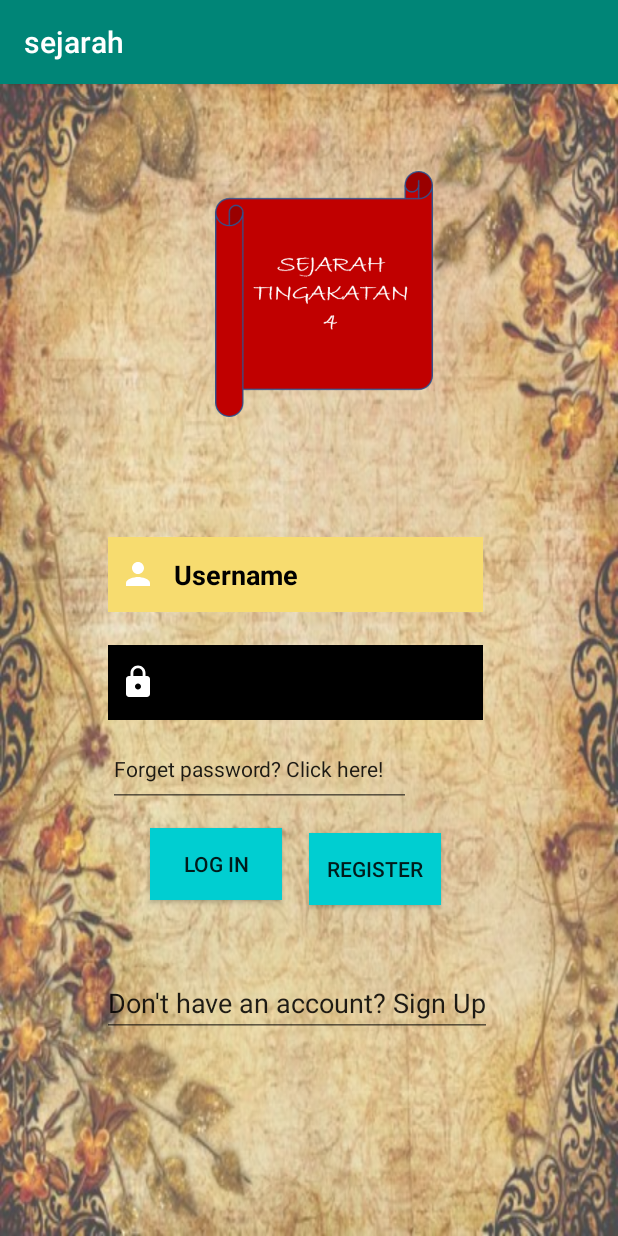
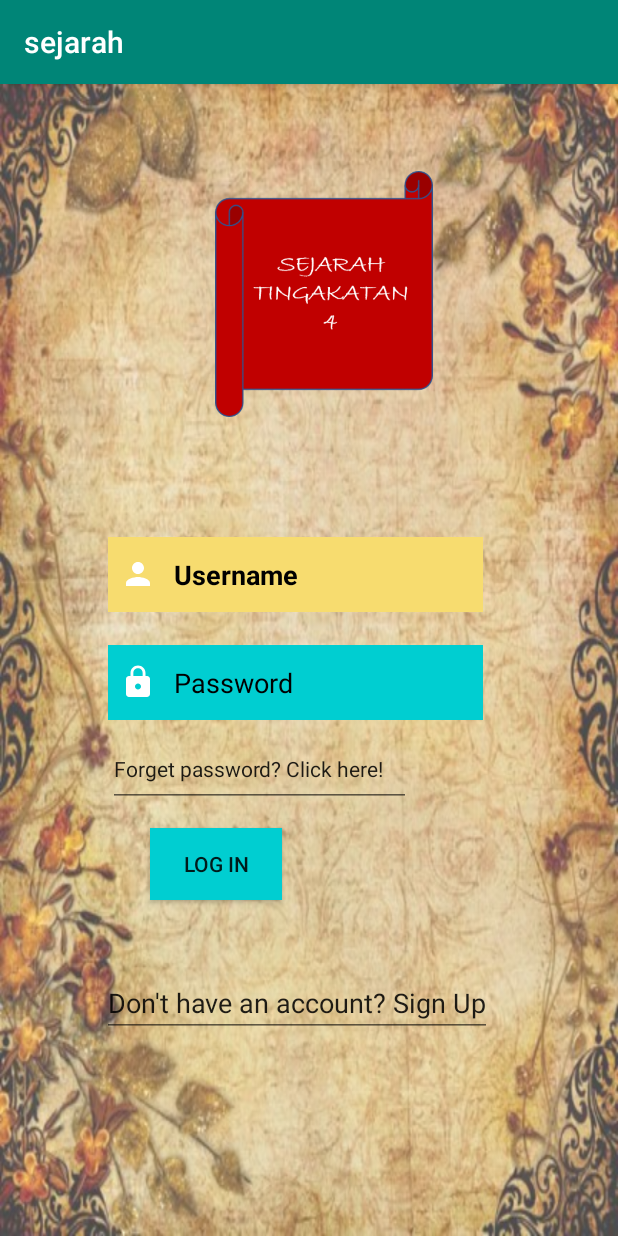
Before and after one commit to aiman-zaki/sejarah, an Android app: the login_teacher screen opened directly, with no data from a screen before it, on a phone screen of 412 x 824 dp. Run offline under Robolectric (Android 15) with nearby library versions, the phone set to English and light mode, and no system bars; our stand-ins replace Firebase (no records; nobody signed in at launch, a user with empty details on screens opened directly).

Commit message:
update login

```diff
--- a/app/src/main/java/com/spm/sejarah/login_teacher.java
+++ b/app/src/main/java/com/spm/sejarah/login_teacher.java
@@ -1,6 +1,5 @@
 package com.spm.sejarah;
 
-import android.app.ProgressDialog;
 import android.content.Intent;
 import android.os.Bundle;
 import android.view.View;
@@ -31,9 +30,10 @@ public class login_teacher extends AppCompatActivity
         super.onCreate(savedInstanceState);
         setContentView(R.layout.activity_login_teacher);
 
-        icteacher = (EditText) findViewById(R.id.pwTeacher);
+        icteacher = (EditText) findViewById(R.id.usernameTeacher);
         pwteacher = (EditText) findViewById(R.id.pwTeacher);
         loginteacher = findViewById(R.id.btnLoginT);
+
 
         teacher teach = new teacher();
 
--- a/app/src/main/res/layout/activity_login_teacher.xml
+++ b/app/src/main/res/layout/activity_login_teacher.xml
@@ -45,15 +45,14 @@
             android:layout_marginStart="72dp"
             android:layout_marginLeft="72dp"
             android:layout_marginTop="374dp"
-            android:background="#000000"
+            android:background="#00CED1"
             android:drawableLeft="@drawable/ic_lock_white_24dp"
             android:drawablePadding="12dp"
             android:ems="10"
-            android:hint="PASSWORD"
+            android:hint="Password"
             android:inputType="textPassword"
             android:maxLines="1"
             android:padding="8dp"
-            android:text="PASSWORD"
             android:textColorHint="#000000" />
 
         <ImageView
@@ -90,18 +89,6 @@
             android:background="#00CED1"
             android:text="LOG IN" />
 
-        <Button
-            android:id="@+id/btnRegisterT"
-            android:layout_width="wrap_content"
-            android:layout_height="wrap_content"
-            android:layout_alignParentStart="true"
-            android:layout_alignParentLeft="true"
-            android:layout_alignParentTop="true"
-            android:layout_marginStart="206dp"
-            android:layout_marginLeft="206dp"
-            android:layout_marginTop="499dp"
-            android:background="#00CED1"
-            android:text="Register" />
 
         <EditText
             android:id="@+id/signuplink"
```
